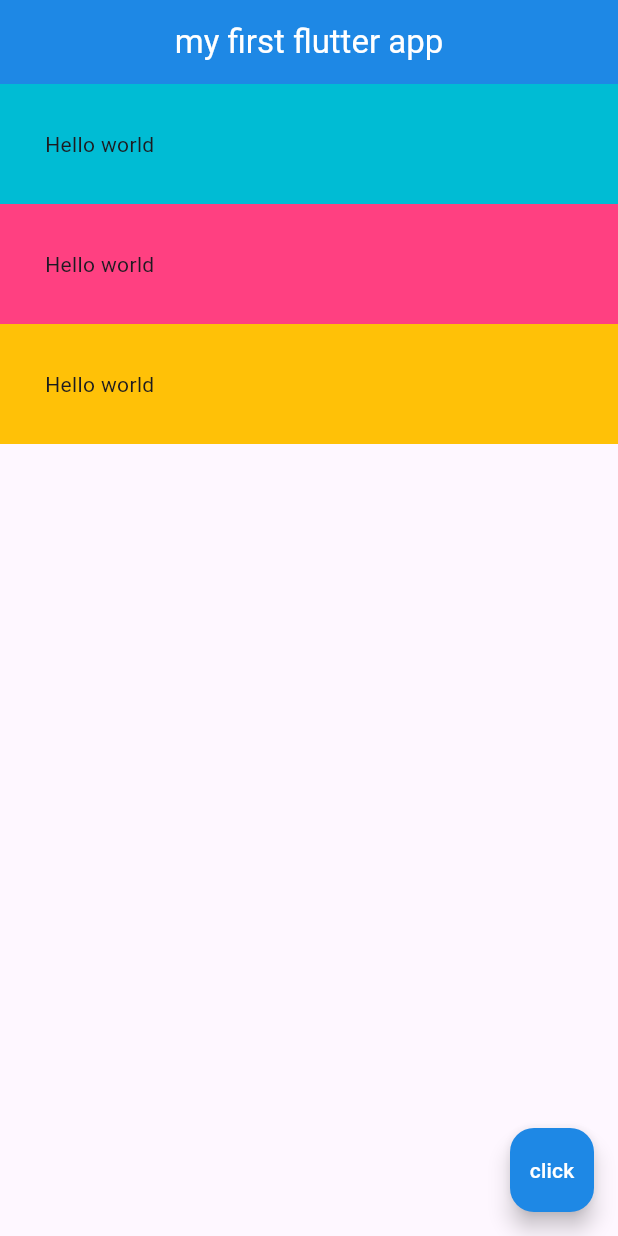
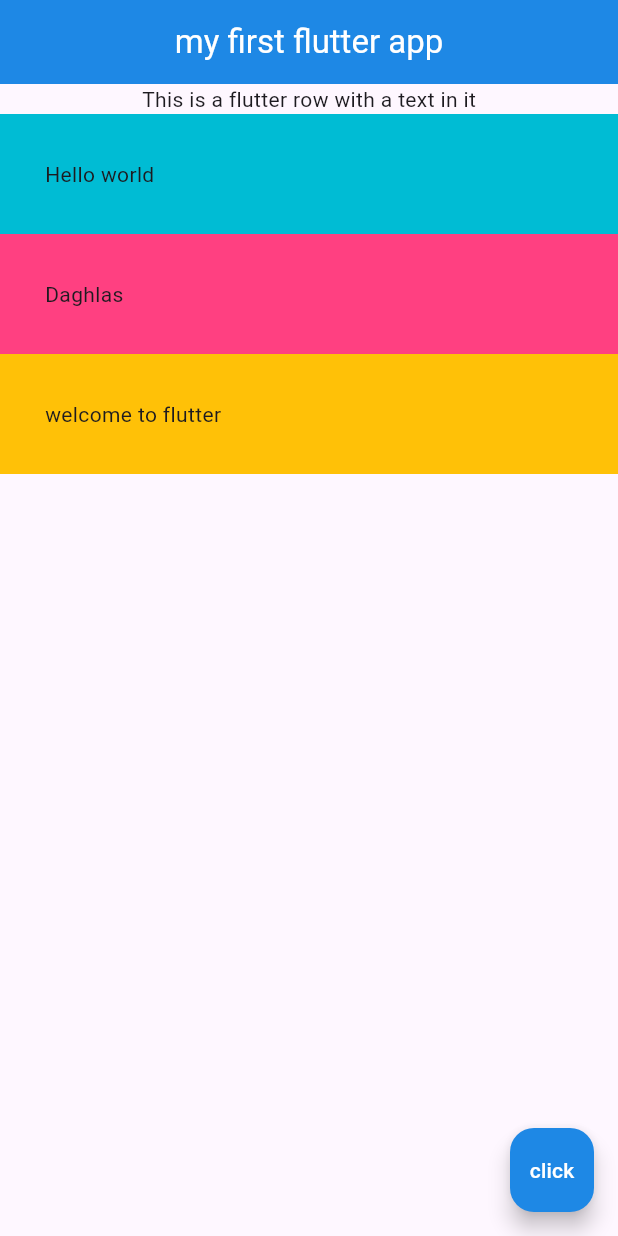
Before and after one commit to daghlas/flutter_app, a Flutter app: the screen it shows after launch, on a phone screen of 412 x 824 dp. Run offline on Flutter 3.47's test engine with Material 3 defaults, Android fonts, the phone set to English and light mode, and no system bars.

Commit message:
initial commit - nested rows & columns

```diff
--- a/lib/main.dart
+++ b/lib/main.dart
@@ -22,6 +22,13 @@ class Home extends StatelessWidget {
         mainAxisAlignment: MainAxisAlignment.start,
         crossAxisAlignment: CrossAxisAlignment.stretch,
         children: <Widget>[
+          Row(
+            mainAxisAlignment: MainAxisAlignment.center,
+            children: const <Widget>[
+              Text('This is a flutter row'),
+              Text(' with a text in it'),
+            ],
+          ),
           Container(
             padding: EdgeInsets.all(30.0),
             color: Colors.cyan,
@@ -30,12 +37,12 @@ class Home extends StatelessWidget {
           Container(
             padding: EdgeInsets.all(30.0),
             color: Colors.pinkAccent,
-            child: Text('Hello world'),
+            child: Text('Daghlas'),
           ),
           Container(
             padding: EdgeInsets.all(30.0),
             color: Colors.amber,
-            child: Text('Hello world'),
+            child: Text('welcome to flutter'),
           ),
         ],
       ),
```
